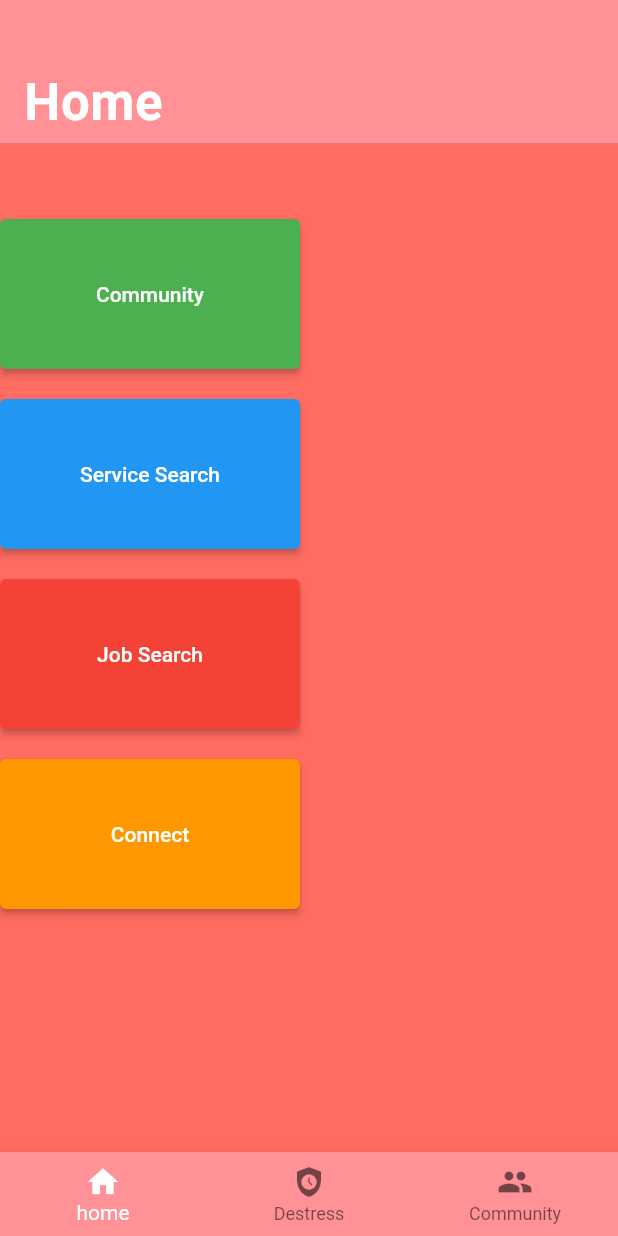
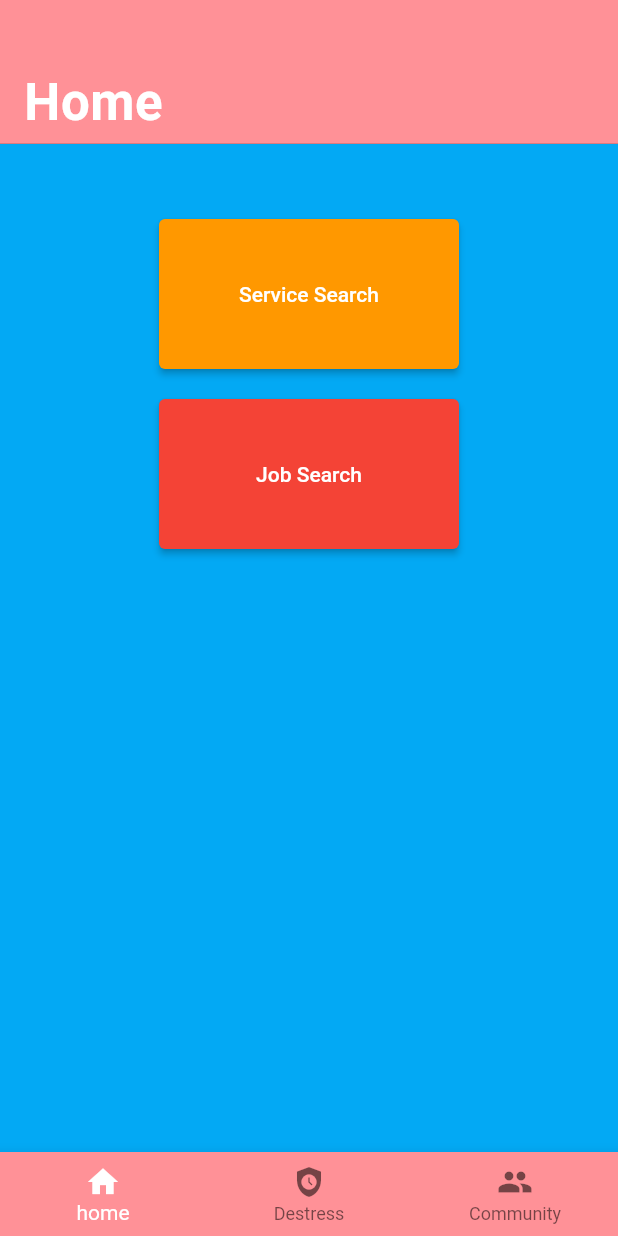
Before and after one commit to ashmitahaldar/HackathonProject, a Flutter app: the screen it shows after launch, after a tap on "Login", on a phone screen of 412 x 824 dp. Run offline on Flutter 3.47's test engine with Material 2 defaults, Android fonts, the phone set to English and light mode, and no system bars; our stand-ins replace easy_sidemenu; Roboto replaces fonts that are missing (Avenir).

Commit message:
Edits to community, home page and changed slogan in login

```diff
--- a/lib/screens/home_page.dart
+++ b/lib/screens/home_page.dart
@@ -1,6 +1,7 @@
 import 'package:flutter/cupertino.dart';
 import 'package:flutter/material.dart';
 import 'package:psg_hackathon_project/screens/Destress.dart';
+import 'package:psg_hackathon_project/screens/community.dart';
 
 class HomePage extends StatefulWidget {
   HomePage({Key? key, required this.title}) : super(key: key);
@@ -15,33 +16,38 @@ class _HomePageState extends State<HomePage> {
   @override
   Widget build(BuildContext context) {
     return Scaffold(
-        backgroundColor: const Color(0xffFF6C61),
+        backgroundColor: Colors.lightBlue, //const Color(0xffFF6C61),
         body: Column(
+          crossAxisAlignment: CrossAxisAlignment.center,
           children: <Widget>[
             SizedBox(height: 50),
-            SizedBox(
-              width: 200,
-              height: 100,
-              child: ElevatedButton(
-                onPressed: () {},
-                child: Text("Community"),
-                style: ElevatedButton.styleFrom(
-                  primary: Colors.green,
+
+            Container(
+              alignment: Alignment.center,
+               child: SizedBox(
+                  width: 200,
+                  height: 100,
+                  child: ElevatedButton(
+                  onPressed: () {},
+                  child: Text("Service Search"),
+                    style: ElevatedButton.styleFrom(
+                      primary: Colors.orange,
                 ),
               ),
             ),
-            SizedBox(height: 20),
-            SizedBox(
-              width: 200,
-              height: 100,
-              child: ElevatedButton(
-                onPressed: () {},
-                child: Text("Service Search"),
-                style: ElevatedButton.styleFrom(
-                  primary: Colors.blue,
-                ),
-              ),
+            // SizedBox( //sized boix for community
+            //   width: 200,
+            //   height: 100,
+            //   child: ElevatedButton(
+            //     onPressed: () => Navigator.push(context, MaterialPageRoute(builder: (context) => Community(title: "Comm"))),
+            //     child: Text("Community"),
+            //     style: ElevatedButton.styleFrom(
+            //       primary: Colors.green,
+            //     ),
+            //   ),
+            // ),
             ),
+
             SizedBox(height: 20),
             SizedBox(
               width: 200,
@@ -53,17 +59,17 @@ class _HomePageState extends State<HomePage> {
               ),
             ),
             SizedBox(height: 20),
-            SizedBox(
-              width: 200,
-              height: 100,
-              child: ElevatedButton(
-                onPressed: () {},
-                child: Text("Connect"),
-                style: ElevatedButton.styleFrom(
-                  primary: Colors.orange,
-                ),
-              ),
-            )
+            // SizedBox(
+            //   width: 200,
+            //   height: 100,
+            //   child: ElevatedButton(
+            //     onPressed: () {},
+            //     child: Text("Connect"),
+            //     style: ElevatedButton.styleFrom(
+            //       primary: Colors.orange,
+            //     ),
+            //   ),
+            // )
           ],
         ));
   }
--- a/lib/screens/login.dart
+++ b/lib/screens/login.dart
@@ -15,7 +15,7 @@ class _LoginState extends State<Login> {
   @override
   Widget build(BuildContext context) {
     return Scaffold(
-      backgroundColor: const Color(0xffFF6C61),
+      backgroundColor: Colors.lightBlue,
       body: Container(
         width: MediaQuery.of(context).size.width,
         child: Column(
@@ -31,7 +31,7 @@ class _LoginState extends State<Login> {
                     fontWeight: FontWeight.bold,
                     fontSize: 48)),
             const Text(
-              "Jobs in touch, Help on call, People in reach",
+              "Work In Freedom, Hire to Subvert",
               textAlign: TextAlign.center,
               style: TextStyle(
                 color: Colors.white60,
```
Also changed, not shown: lib/screens/community.dart (+14 -7 lines).
